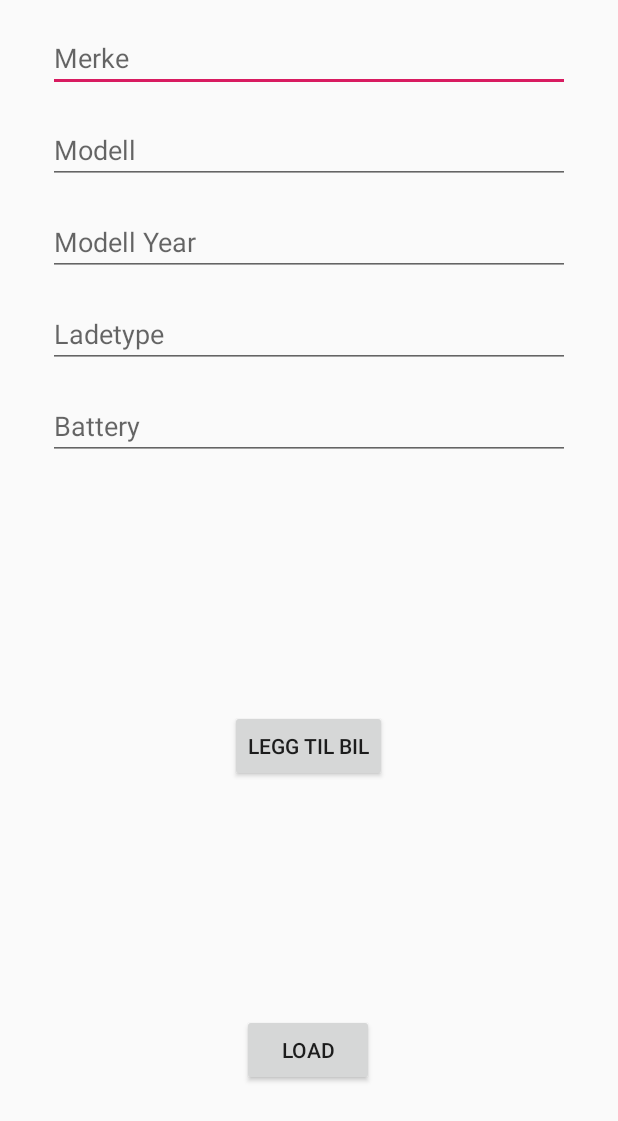
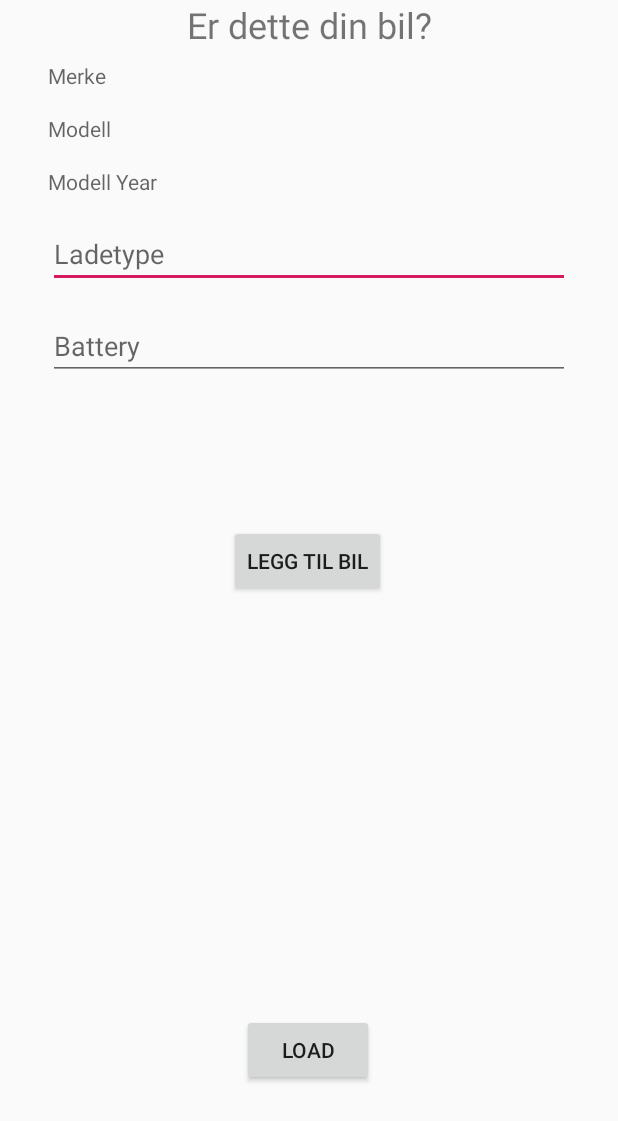
Before and after one commit to redhotk1m/Elfin, an Android app: the CarInfoActivity screen opened directly, with no data from a screen before it, on a phone screen of 412 x 824 dp. Shown: the top 1121 px of the screen. Run offline under Robolectric (Android 15) with nearby library versions, the phone set to English and light mode, and no system bars; 5 statements that could not run were skipped.

```diff
--- a/app/src/main/java/com/example/elfin/car/CarInfoActivity.java
+++ b/app/src/main/java/com/example/elfin/car/CarInfoActivity.java
@@ -8,6 +8,7 @@ import android.os.Bundle;
 import android.view.View;
 import android.widget.Button;
 import android.widget.EditText;
+import android.widget.TextView;
 import android.widget.Toast;
 
 import com.example.elfin.MainActivity;
@@ -17,13 +18,17 @@ import com.google.gson.reflect.TypeToken;
 
 import java.lang.reflect.Type;
 import java.util.ArrayList;
+import java.util.Iterator;
+import java.util.List;
 import java.util.Map;
+import java.util.Set;
 
 public class CarInfoActivity extends AppCompatActivity {
 
     private ArrayList<Elbil> mCarList;
     private Button saveCarBtn, loadCarBtn;
-    private EditText editTextBrand, editTextModel, editTextModelYear, editTextFastCharge, editTextBattery;
+    private EditText editTextFastCharge, editTextBattery;
+    private TextView editTextBrand, editTextModel, editTextModelYear;
     private Elbil elbil;
 
 
@@ -88,9 +93,9 @@ public class CarInfoActivity extends AppCompatActivity {
 
 
     private void findViewsById() {
-        editTextBrand = findViewById(R.id.edit_text_brand);
-        editTextModel = findViewById(R.id.edit_text_model);
-        editTextModelYear = findViewById(R.id.edit_text_model_year);
+        editTextBrand = findViewById(R.id.text_view_brand);
+        editTextModel = findViewById(R.id.text_view_model);
+        editTextModelYear = findViewById(R.id.text_view_model_year);
         editTextFastCharge = findViewById(R.id.edit_text_fast_charge);
         //editTextBattery = findViewById(R.id.edit_text_battery);
 
@@ -110,6 +115,7 @@ public class CarInfoActivity extends AppCompatActivity {
         //+ specs.get("battery") + " kw";
         //      String effect = specs.get("effect").toString();
 
+        getSpecs(specs);
 
         editTextBrand.setText(brand);
         editTextModel.setText(model);
@@ -117,6 +123,30 @@ public class CarInfoActivity extends AppCompatActivity {
         //editTextFastCharge.setText(fastCharge);
         //editTextBattery.setText(battery);
     }
+
+
+    private void getSpecs(Map<String, Double> specs) {
+
+        if (specs == null) System.out.println("NO SPECS");
+        else System.out.println(specs.get("battery"));
+
+//            String spec = specs.keySet().toString();
+
+    //    System.out.println(spec + " ; " + specs.get(spec));
+
+
+
+        /*
+        for(Map.Entry entry:specs.entrySet()){
+            System.out.print(entry.getKey() + " : " + entry.getValue());
+            //String s = entry.getKey() + " : " + entry.getValue() + "\n";
+            //editTextFastCharge.setText(s);
+        }
+
+         */
+    }
+
+
 
     private void clearAttributes(){
         String brand = "Bilmerke: ";
--- a/app/src/main/java/com/example/elfin/car/Elbil.java
+++ b/app/src/main/java/com/example/elfin/car/Elbil.java
@@ -9,6 +9,8 @@ import com.google.firebase.firestore.Exclude;
 import java.util.Map;
 
 public class Elbil implements Parcelable {
+
+
 
     private String documentId;
     private String brand, model, modelYear;
--- a/app/src/main/res/layout/activity_car_info.xml
+++ b/app/src/main/res/layout/activity_car_info.xml
@@ -6,22 +6,32 @@
     android:layout_height="match_parent"
     tools:context=".car.CarInfoActivity">
 
-    <EditText
-        android:id="@+id/edit_text_brand"
+    <TextView
+        android:id="@+id/text_view_add_car"
+        android:layout_width="wrap_content"
+        android:layout_height="wrap_content"
+        android:text="Er dette din bil?"
+        android:textSize="24sp"
+        app:layout_constraintEnd_toEndOf="parent"
+        app:layout_constraintStart_toStartOf="parent"
+        app:layout_constraintTop_toTopOf="parent" />
+
+    <TextView
+        android:id="@+id/text_view_brand"
         android:layout_width="match_parent"
         android:layout_height="wrap_content"
         android:layout_marginStart="32dp"
-        android:layout_marginTop="16dp"
+        android:layout_marginTop="8dp"
         android:layout_marginEnd="32dp"
         android:ems="10"
         android:hint="Merke"
         android:inputType="textPersonName"
         app:layout_constraintEnd_toEndOf="parent"
         app:layout_constraintStart_toStartOf="parent"
-        app:layout_constraintTop_toTopOf="parent" />
+        app:layout_constraintTop_toBottomOf="@+id/text_view_add_car" />
 
-    <EditText
-        android:id="@+id/edit_text_model"
+    <TextView
+        android:id="@+id/text_view_model"
         android:layout_width="match_parent"
         android:layout_height="wrap_content"
         android:layout_marginStart="32dp"
@@ -32,10 +42,10 @@
         android:inputType="textPersonName"
         app:layout_constraintEnd_toEndOf="parent"
         app:layout_constraintStart_toStartOf="parent"
-        app:layout_constraintTop_toBottomOf="@+id/edit_text_brand" />
+        app:layout_constraintTop_toBottomOf="@+id/text_view_brand" />
 
-    <EditText
-        android:id="@+id/edit_text_model_year"
+    <TextView
+        android:id="@+id/text_view_model_year"
         android:layout_width="match_parent"
         android:layout_height="wrap_content"
         android:layout_marginStart="32dp"
@@ -46,7 +56,7 @@
         android:inputType="textPersonName"
         app:layout_constraintEnd_toEndOf="parent"
         app:layout_constraintStart_toStartOf="parent"
-        app:layout_constraintTop_toBottomOf="@+id/edit_text_model" />
+        app:layout_constraintTop_toBottomOf="@+id/text_view_model" />
 
 
     <EditText
@@ -61,7 +71,7 @@
         android:inputType="textPersonName"
         app:layout_constraintEnd_toEndOf="parent"
         app:layout_constraintStart_toStartOf="parent"
-        app:layout_constraintTop_toBottomOf="@+id/edit_text_model_year" />
+        app:layout_constraintTop_toBottomOf="@+id/text_view_model_year" />
 
     <EditText
         android:id="@+id/edit_text_battery"
@@ -86,10 +96,10 @@
         android:text="Legg til Bil"
         app:layout_constraintBottom_toBottomOf="parent"
         app:layout_constraintEnd_toEndOf="@+id/edit_text_battery"
-        app:layout_constraintHorizontal_bias="0.498"
+        app:layout_constraintHorizontal_bias="0.497"
         app:layout_constraintStart_toStartOf="@+id/edit_text_battery"
-        app:layout_constraintTop_toBottomOf="@+id/edit_text_fast_charge"
-        app:layout_constraintVertical_bias="0.83" />
+        app:layout_constraintTop_toBottomOf="@+id/edit_text_battery"
+        app:layout_constraintVertical_bias="0.363" />
 
     <Button
         android:id="@+id/btnLoadCar"
@@ -101,7 +111,6 @@
         app:layout_constraintEnd_toEndOf="parent"
         app:layout_constraintHorizontal_bias="0.498"
         app:layout_constraintStart_toStartOf="parent"
-        app:layout_constraintTop_toBottomOf="@+id/btnSave"
         app:layout_constraintVertical_bias="1.0" />
 
 </androidx.constraintlayout.widget.ConstraintLayout>
--- a/app/src/main/res/values/strings.xml
+++ b/app/src/main/res/values/strings.xml
@@ -14,6 +14,9 @@
     <string name="search">Søk</string>
     <string name="google_map_api_key">AIzaSyDskTx9G4bXFvfz2T2jMiBtG8UWa5KX3KU</string>
 
+    <string name="velg_bilmerke">Velg bilmerke</string>
+    <string name="velg_bilmodel">Velg bilmodell</string>
+    <string name="velg_spesifikk_bilmodell">Velg spesifikk bilmodell</string>
 
     <!-- TODO: Remove or change this placeholder text -->
     <string name="hello_blank_fragment">Hello blank fragment</string>
```
Also changed, not shown: app/src/main/java/com/example/elfin/car/AddCarActivity.java (+70 -171 lines), app/src/main/java/com/example/elfin/car/NewCarActivity.java (+11 -2 lines), app/src/main/res/layout/activity_add_car.xml (+2 -60 lines).
